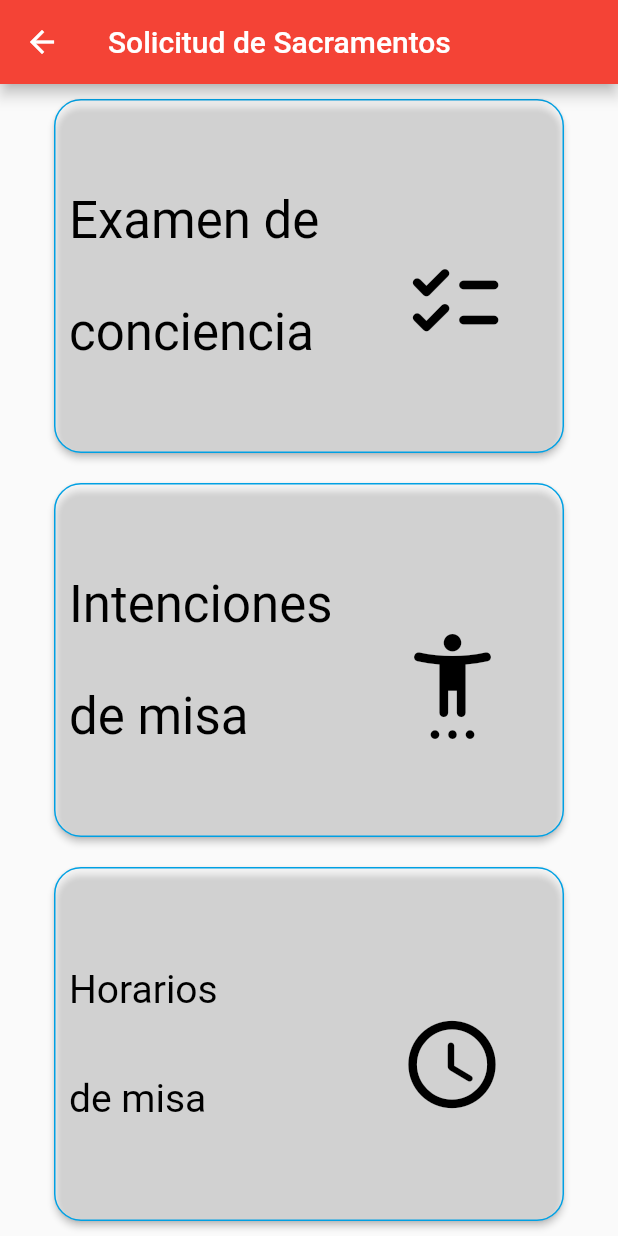
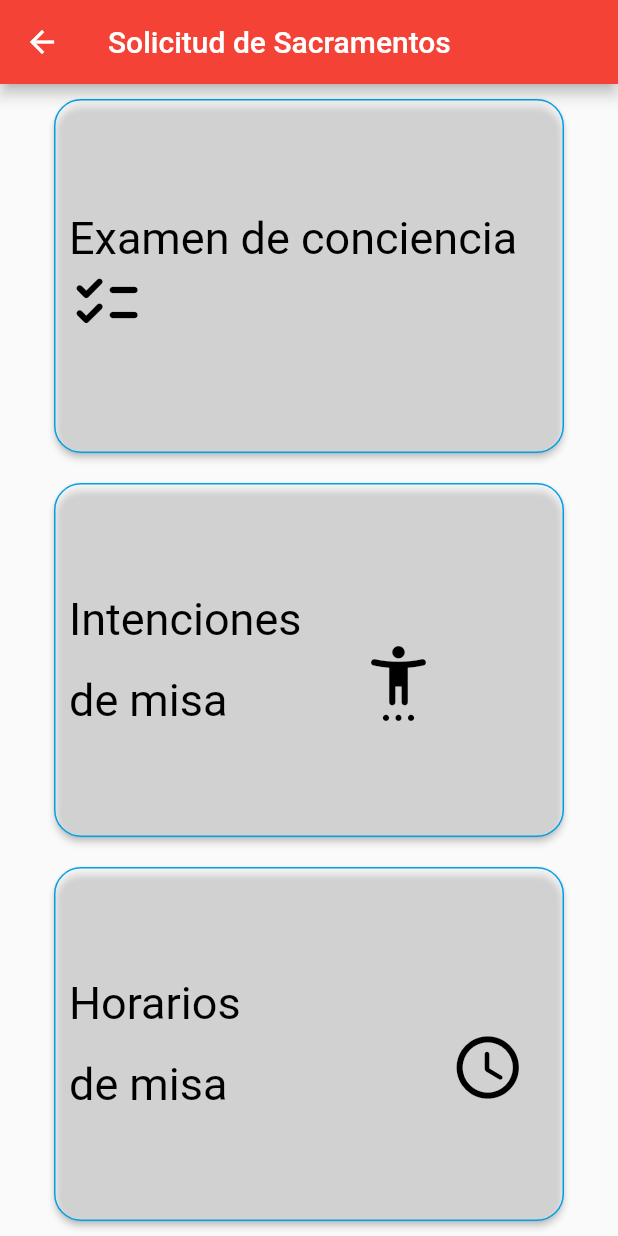
Before and after one commit to kamo28/PDMI, a Flutter app: the screen it shows after launch, after a tap on an icon or button, on a phone screen of 412 x 824 dp. Run offline on Flutter 3.47's test engine with Material 2 defaults, Android fonts, the phone set to English and light mode, and no system bars; our stand-ins replace cloud_firestore, firebase_core, firebase_database, flutter_signin_button; missing offline and left inert: flutter_donation_buttons, flutter_sms; accounts and stored records are empty.

Commit message:
interfaz arreglada

```diff
--- a/pdm/lib/inicio.dart
+++ b/pdm/lib/inicio.dart
@@ -99,7 +99,7 @@ class _MainPageState extends State<MainPage> {
                           TextSpan(
                               text: "Solicitud de \nSacramentos   ",
                               style:
-                                  TextStyle(fontSize: 34, color: Colors.black)),
+                                  TextStyle(fontSize: 29, color: Colors.black)),
                           WidgetSpan(child: Icon(Icons.book, size: 70))
                         ])),
                       ),
@@ -133,7 +133,7 @@ class _MainPageState extends State<MainPage> {
                           TextSpan(
                               text: "Donaciones      ",
                               style:
-                                  TextStyle(fontSize: 34, color: Colors.black)),
+                                  TextStyle(fontSize: 30, color: Colors.black)),
                           WidgetSpan(
                               child: Icon(Icons.monetization_on, size: 70))
                         ])),
--- a/pdm/lib/page/sacramentos_ordinarios.dart
+++ b/pdm/lib/page/sacramentos_ordinarios.dart
@@ -69,10 +69,10 @@ class _sacramentos_ordinariosState extends State<sacramentos_ordinarios> {
                                 TextSpan(
                                     text: "Examen de conciencia       ",
                                     style: TextStyle(
-                                        fontSize: 34, color: Colors.black)),
+                                        fontSize: 30, color: Colors.black)),
                                 WidgetSpan(
                                     child:
-                                        Icon(Icons.checklist_rounded, size: 70))
+                                        Icon(Icons.checklist_rounded, size: 50))
                               ])),
                             ),
                           ),
@@ -105,11 +105,11 @@ class _sacramentos_ordinariosState extends State<sacramentos_ordinarios> {
                                 TextSpan(
                                     text: "Intenciones \nde misa            ",
                                     style: TextStyle(
-                                        fontSize: 34, color: Colors.black)),
+                                        fontSize: 30, color: Colors.black)),
                                 WidgetSpan(
                                     child: Icon(
                                         Icons.settings_accessibility_rounded,
-                                        size: 70))
+                                        size: 50))
                               ])),
                             ),
                           ),
@@ -142,10 +142,10 @@ class _sacramentos_ordinariosState extends State<sacramentos_ordinarios> {
                                     text:
                                         "Horarios \nde misa                    ",
                                     style: TextStyle(
-                                        fontSize: 26, color: Colors.black)),
+                                        fontSize: 30, color: Colors.black)),
                                 WidgetSpan(
                                     child:
-                                        Icon(Icons.schedule_rounded, size: 70))
+                                        Icon(Icons.schedule_rounded, size: 50))
                               ])),
                             ),
                           ),
```
